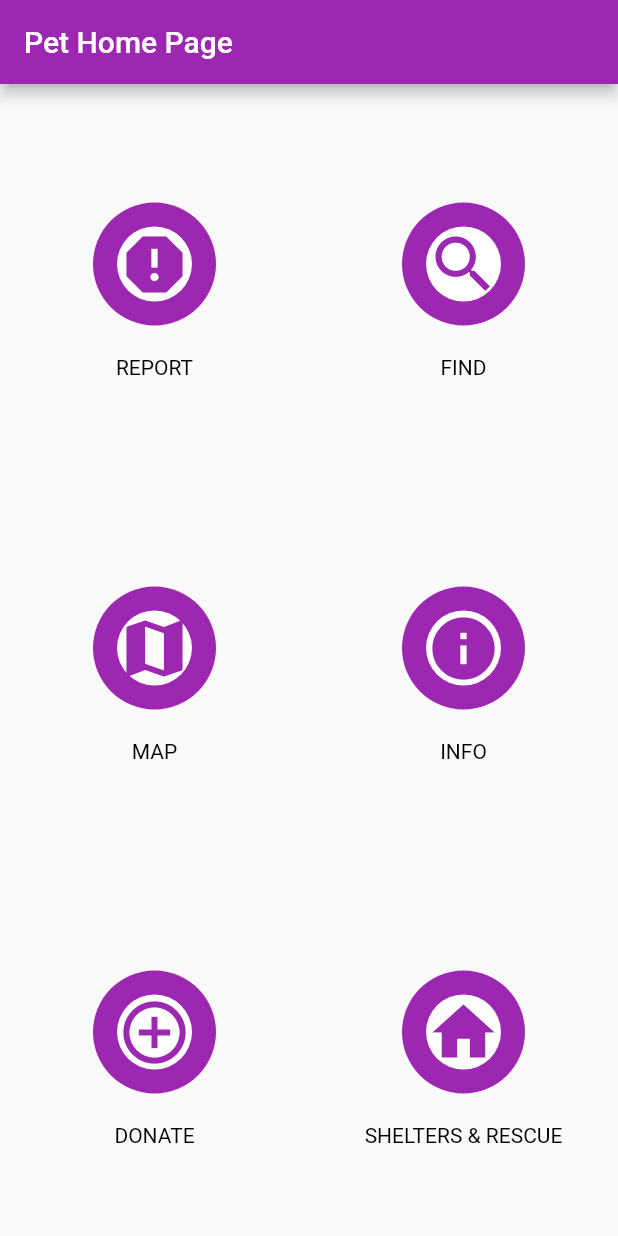
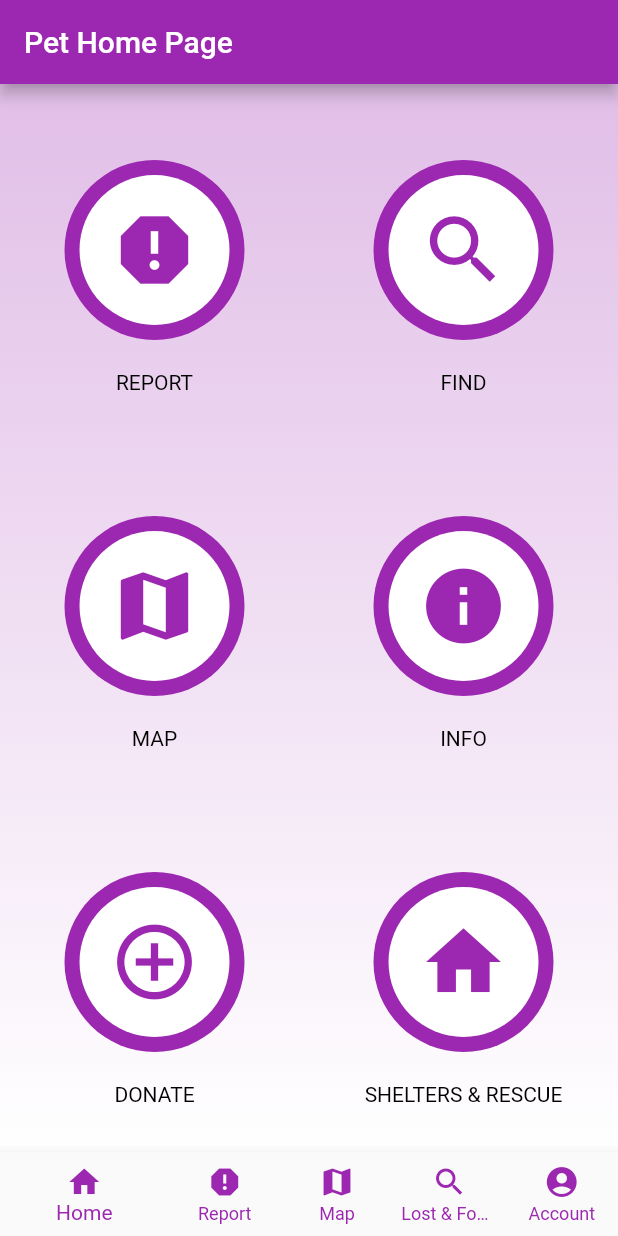
Before and after one commit to salhadid/pet, a Flutter app: the screen it shows after launch, on a phone screen of 412 x 824 dp. Run offline on Flutter 3.47's test engine with Material 2 defaults, Android fonts, the phone set to English and light mode, and no system bars.

Commit message:
fixed button design and added navbar

```diff
--- a/lib/pages/home.dart
+++ b/lib/pages/home.dart
@@ -1,6 +1,8 @@
 import 'package:flutter/material.dart';
 
 class MyApp extends StatelessWidget {
+  const MyApp({Key? key}) : super(key: key);
+
   @override
   Widget build(BuildContext context) {
     return MaterialApp(
@@ -8,13 +10,31 @@ class MyApp extends StatelessWidget {
       theme: ThemeData(
         primarySwatch: Colors.purple,
       ),
-      home: MyHomePage(title: 'Pet Home Page'),
+      home: const MyHomePage(title: 'Pet Home Page'),
     );
   }
 }
 
-class MyHomePage extends StatelessWidget {
+enum TabItem {
+  home,
+  report,
+  map,
+  lostFound,
+  account,
+}
+
+class MyHomePage extends StatefulWidget {
   final String title;
+
+  const MyHomePage({Key? key, required this.title}) : super(key: key);
+
+  @override
+  _MyHomePageState createState() => _MyHomePageState();
+}
+
+class _MyHomePageState extends State<MyHomePage> {
+  TabItem _currentTab = TabItem.home;
+
   final List<String> buttonLabels = [
     'REPORT',
     'MAP',
@@ -33,15 +53,30 @@ class MyHomePage extends StatelessWidget {
     Icons.home,
   ];
 
-  MyHomePage({Key? key, required this.title}) : super(key: key);
+  void _selectTab(int index) {
+    setState(() {
+      _currentTab = TabItem.values[index];
+    });
+  }
 
   @override
   Widget build(BuildContext context) {
     return Scaffold(
       appBar: AppBar(
-        title: Text(title),
+        title: Text(widget.title),
       ),
-      body: Row(
+      body: Container(
+        decoration: BoxDecoration(
+          gradient: LinearGradient(
+            begin: Alignment.topCenter,
+            end: Alignment.bottomCenter,
+            colors: [
+              Colors.purple.shade100,
+              Colors.white,
+            ],
+          ),
+        ),
+        child: Row(
           children: List.generate(2, (col) {
             return Expanded(
               child: Column(
@@ -56,29 +91,31 @@ class MyHomePage extends StatelessWidget {
                         mainAxisAlignment: MainAxisAlignment.center,
                         children: <Widget>[
                           Container(
+                            height: 120.0,
+                            width: 120.0,
                             margin: const EdgeInsets.all(20.0),
-                          decoration: BoxDecoration(
+                            decoration: const BoxDecoration(
                               color: Colors.purple,
                               shape: BoxShape.circle,
                             ),
                             child: Padding(
-                            padding: const EdgeInsets.all(16.0),
+                              padding: const EdgeInsets.all(10.0),
                               child: Container(
-                              decoration: BoxDecoration(
+                                decoration: const BoxDecoration(
                                   color: Colors.white,
                                   shape: BoxShape.circle,
                                 ),
                                 child: Icon(
                                   buttonIcons[index],
                                   color: Colors.purple,
-                                size: 50,
+                                  size: 60,
                                 ),
                               ),
                             ),
                           ),
                           Text(
                             buttonLabels[index],
-                          style: TextStyle(
+                            style: const TextStyle(
                               color: Colors.black,
                             ),
                           ),
@@ -91,6 +128,36 @@ class MyHomePage extends StatelessWidget {
             );
           }),
         ),
+      ),
+      bottomNavigationBar: BottomNavigationBar(
+        items: const <BottomNavigationBarItem>[
+          BottomNavigationBarItem(
+            icon: Icon(Icons.home),
+            label: 'Home',
+          ),
+          BottomNavigationBarItem(
+            icon: Icon(Icons.report),
+            label: 'Report',
+          ),
+          BottomNavigationBarItem(
+            icon: Icon(Icons.map),
+            label: 'Map',
+          ),
+          BottomNavigationBarItem(
+            icon: Icon(Icons.search),
+            label: 'Lost & Found',
+          ),
+          BottomNavigationBarItem(
+            icon: Icon(Icons.account_circle),
+            label: 'Account',
+          ),
+        ],
+        currentIndex: _currentTab.index,
+        selectedItemColor: Colors.purple,
+        unselectedItemColor: Colors.purple,
+        showUnselectedLabels: true,
+        onTap: _selectTab,
+      ),
     );
   }
 }
```
Lines whose indentation alone changed are shown as unchanged.
